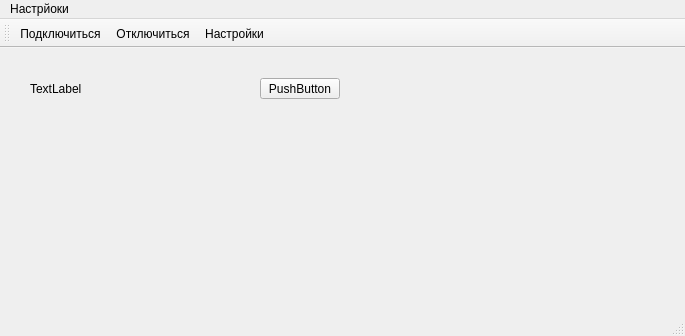
First picture: the form in mainwindow.ui, repository cotara/STMviewer, before the edit.
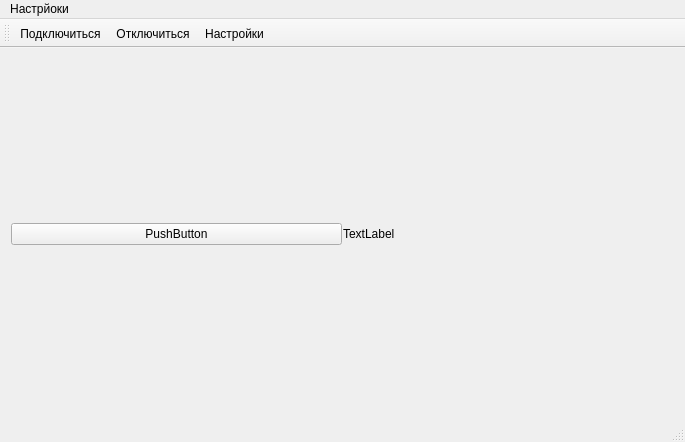
Second picture: the form after the edit. Icons and pictures are not drawn.

What changed in the file:
```diff
--- a/mainwindow.ui
+++ b/mainwindow.ui
@@ -7,39 +7,42 @@
     <x>0</x>
     <y>0</y>
     <width>685</width>
-    <height>336</height>
+    <height>442</height>
    </rect>
   </property>
   <property name="windowTitle">
    <string>MainWindow</string>
   </property>
   <widget class="QWidget" name="centralWidget">
+   <layout class="QVBoxLayout" name="verticalLayout">
+    <item>
+     <layout class="QHBoxLayout" name="horizontalLayout">
+      <property name="spacing">
+       <number>1</number>
+      </property>
+      <property name="sizeConstraint">
+       <enum>QLayout::SetMinimumSize</enum>
+      </property>
+      <item>
    <widget class="QPushButton" name="pushButton">
-    <property name="geometry">
-     <rect>
-      <x>260</x>
-      <y>30</y>
-      <width>80</width>
-      <height>21</height>
-     </rect>
-    </property>
     <property name="text">
      <string>PushButton</string>
     </property>
    </widget>
+      </item>
+      <item>
    <widget class="QLabel" name="label">
-    <property name="geometry">
-     <rect>
-      <x>30</x>
-      <y>20</y>
-      <width>91</width>
-      <height>41</height>
-     </rect>
-    </property>
     <property name="text">
      <string>TextLabel</string>
     </property>
    </widget>
+      </item>
+     </layout>
+    </item>
+    <item>
+     <layout class="QVBoxLayout" name="verticalLayout_7"/>
+    </item>
+   </layout>
   </widget>
   <widget class="QMenuBar" name="menuBar">
    <property name="geometry">
```
Lines whose indentation alone changed are shown as unchanged.
